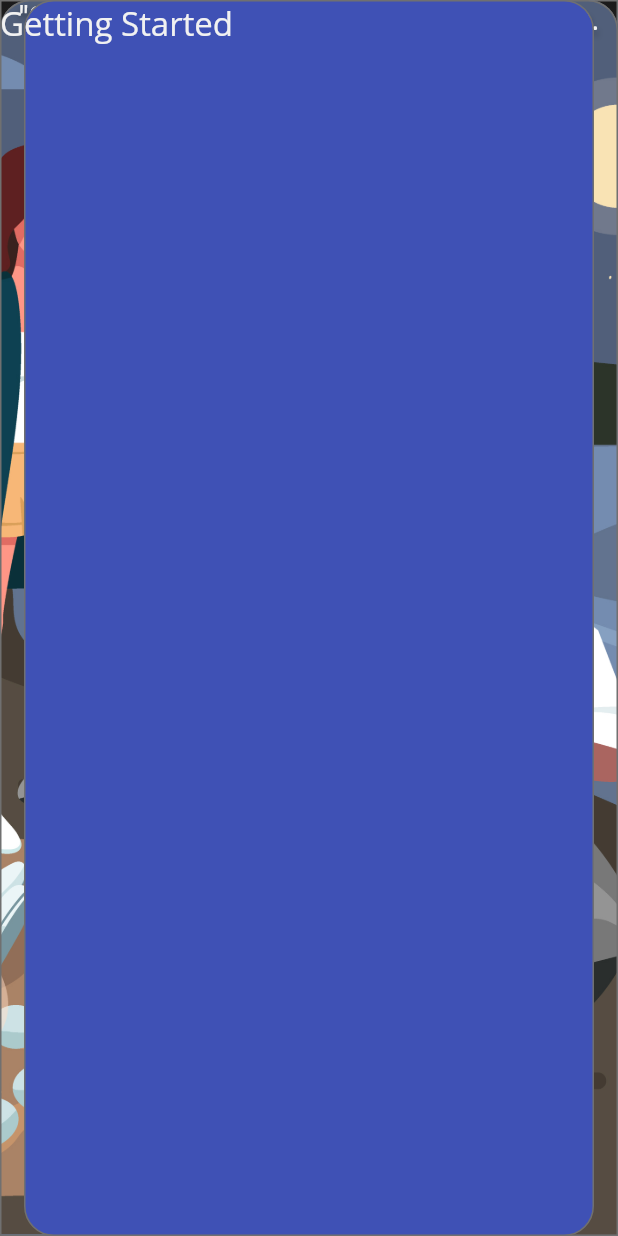
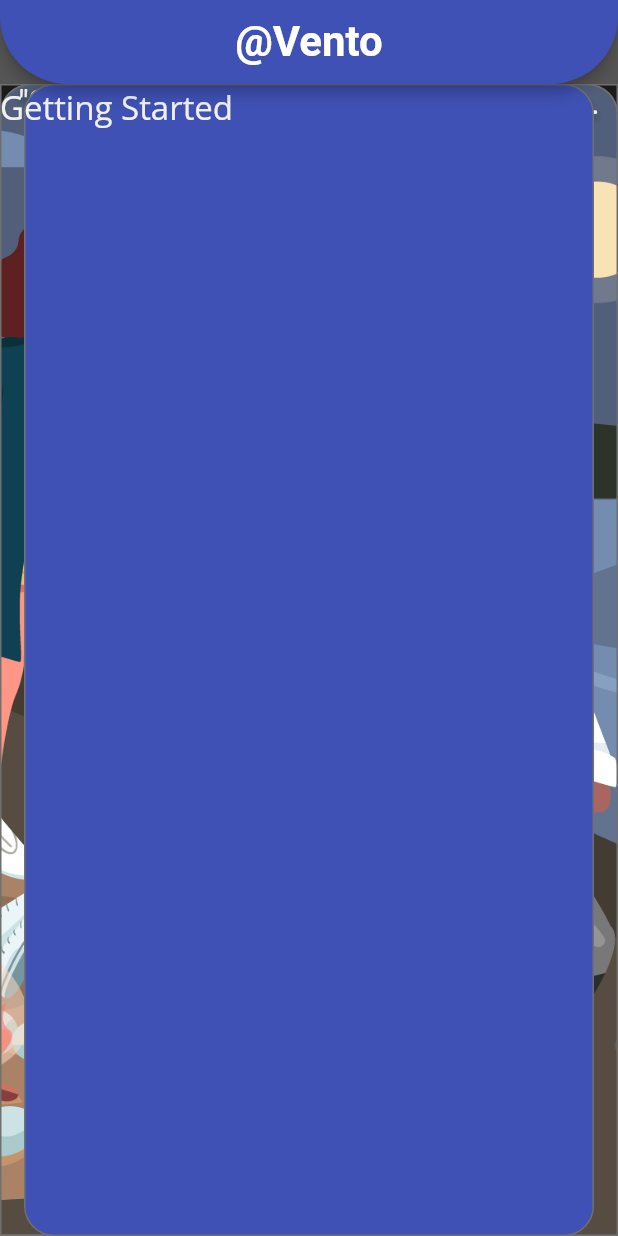
Before and after one commit to JasperDanC/AtEvent, a Flutter app: the screen it shows after launch, on a phone screen of 412 x 824 dp. Run offline on Flutter 3.47's test engine with Material 2 defaults, Android fonts, the phone set to English and light mode, and no system bars; our stand-ins replace syncfusion_flutter_calendar, toggle_switch; missing offline and left inert: adobe_xd, at_client_mobile, at_commons, at_demo_data, at_server_status; Roboto replaces fonts that are missing (Open Sans, Segoe UI).

Commit message:
added appbar to main

```diff
--- a/at_event/lib/constants.dart
+++ b/at_event/lib/constants.dart
@@ -38,3 +38,8 @@ const kButtonTextStyle = TextStyle(
   fontSize: 22,
   color: const Color(0xfff1f1f1),
 );
+
+const kEventDetailsTextStyle = TextStyle(
+  color: Colors.white,
+  fontSize: 15,
+);
--- a/at_event/lib/main.dart
+++ b/at_event/lib/main.dart
@@ -12,7 +12,25 @@ class Vento extends StatelessWidget {
       theme: ThemeData.dark().copyWith(
           primaryColor: kForegroundGrey,
           scaffoldBackgroundColor: kBackgroundGrey),
-      home: WelcomeScreen(),
+      home: Scaffold(
+        appBar: AppBar(
+          shape: RoundedRectangleBorder(
+              borderRadius: BorderRadius.only(
+            bottomRight: Radius.circular(45.0),
+            bottomLeft: Radius.circular(45.0),
+          )),
+          centerTitle: true,
+          backgroundColor: kPrimaryBlue,
+          title: Text(
+            "@Vento",
+            style: TextStyle(
+                fontSize: 28.0,
+                fontWeight: FontWeight.bold,
+                color: Colors.white),
+          ),
+        ),
+        body: WelcomeScreen(),
+      ),
     );
   }
 }
--- a/at_event/lib/screens/event_details_screen.dart
+++ b/at_event/lib/screens/event_details_screen.dart
@@ -30,9 +30,9 @@ class _EventDetailsScreenState extends State<EventDetailsScreen> {
         appBar: AppBar(
           shape: RoundedRectangleBorder(
               borderRadius: BorderRadius.only(
-            bottomRight: Radius.circular(45.0),
-            bottomLeft: Radius.circular(45.0),
-          )),
+                bottomRight: Radius.circular(45.0),
+                bottomLeft: Radius.circular(45.0),
+              )),
           centerTitle: true,
           backgroundColor: kPrimaryBlue,
           title: Text(
@@ -83,12 +83,13 @@ class _EventDetailsScreenState extends State<EventDetailsScreen> {
                           ":" +
                           DateFormat('mm').format(widget.event.to),
                       textAlign: TextAlign.end,
-                      style: TextStyle(
-                        color: Colors.white,
-                        fontSize: 15,
-
-                      ),
+                      style: kEventDetailsTextStyle,
                     ),
+                    Text(
+                      widget.event.location,
+                      textAlign: TextAlign.end,
+                      style: kEventDetailsTextStyle,
+                    )
                   ],
                 )
               ],
```
